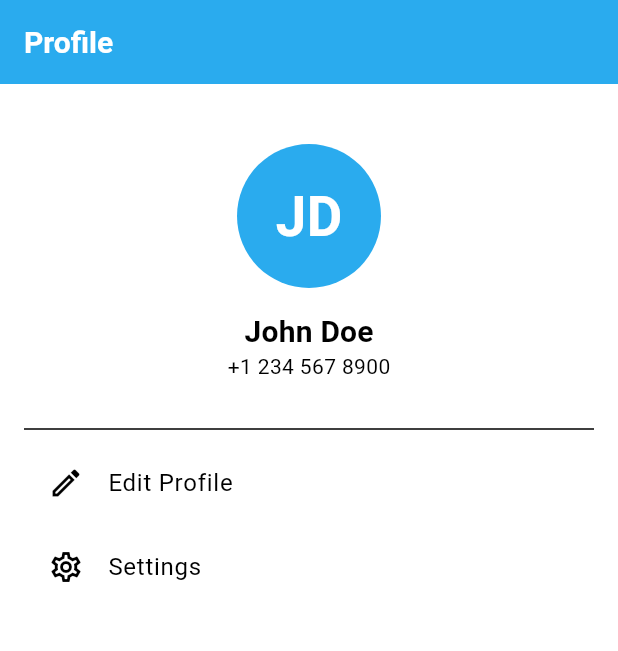
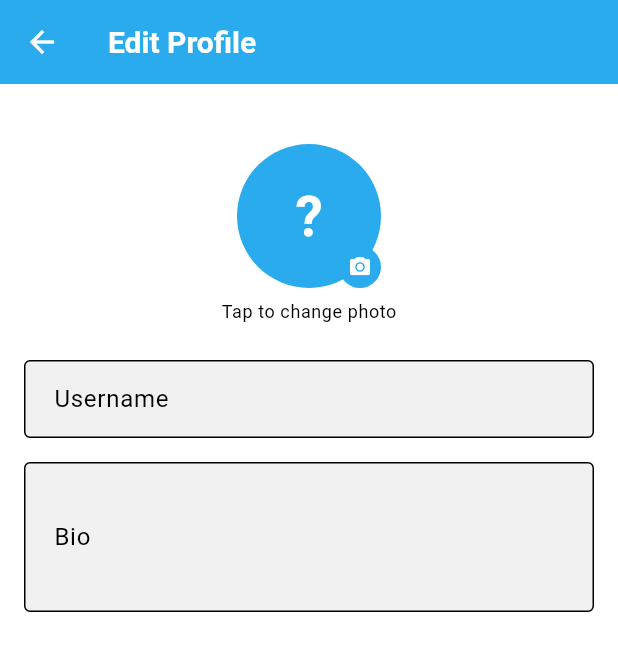
Before and after one commit to javlonovic/telegram, a Flutter app: the ProfileScreen screen opened by its route, after a tap on "Edit Profile", on a phone screen of 412 x 824 dp. Shown: the top 651 px of the screen. Run offline on Flutter 3.47's test engine with Material 3 defaults, Android fonts, the phone set to English and light mode, and no system bars; our stand-ins replace cached_network_image, dio, file_picker, firebase_core, firebase_messaging, flutter_local_notifications and 6 more; accounts and stored records are empty; network calls fail.

Commit message:
settings for profile and settings itself

```diff
--- a/telegram_clone/lib/core/constants/api_constants.dart
+++ b/telegram_clone/lib/core/constants/api_constants.dart
@@ -1,6 +1,6 @@
 abstract class ApiConstants {
-  static const String baseUrl = 'https://telegram-production-8d6d.up.railway.app/api';
-  static const String wsBaseUrl = 'wss://telegram-production-8d6d.up.railway.app';
+  static const String baseUrl = 'https://telegram-production-47a5.up.railway.app/api';
+  static const String wsBaseUrl = 'wss://telegram-production-47a5.up.railway.app';
 
   // Auth
   static const String register = '/auth/register/';
--- a/telegram_clone/lib/core/router/app_router.dart
+++ b/telegram_clone/lib/core/router/app_router.dart
@@ -14,6 +14,7 @@ import '../../features/contacts/presentation/screens/contacts_screen.dart';
 import '../../features/contacts/presentation/screens/search_screen.dart';
 import '../../features/profile/presentation/screens/profile_screen.dart';
 import '../../features/profile/presentation/screens/settings_screen.dart';
+import '../../features/profile/presentation/screens/edit_profile_screen.dart';
 
 const _publicRoutes = {AppRoutes.splash, AppRoutes.login, AppRoutes.register};
 
@@ -140,6 +141,15 @@ GoRouter buildRouter(Ref ref) {
           transitionsBuilder: _slideTransition,
         ),
       ),
+      GoRoute(
+        path: AppRoutes.editProfile,
+        name: 'edit-profile',
+        pageBuilder: (_, state) => CustomTransitionPage(
+          key: state.pageKey,
+          child: const EditProfileScreen(),
+          transitionsBuilder: _slideTransition,
+        ),
+      ),
     ],
     errorBuilder: (_, state) => Scaffold(
       body: Center(child: Text('Route not found: ${state.error}')),
--- a/telegram_clone/lib/core/router/app_routes.dart
+++ b/telegram_clone/lib/core/router/app_routes.dart
@@ -11,4 +11,5 @@ abstract class AppRoutes {
   static const String contacts = '/contacts';
   static const String search = '/search';
   static const String newGroup = '/new-group';
+  static const String editProfile = '/profile/edit';
 }
--- a/telegram_clone/lib/features/auth/data/datasources/auth_remote_datasource.dart
+++ b/telegram_clone/lib/features/auth/data/datasources/auth_remote_datasource.dart
@@ -56,6 +56,24 @@ class AuthRemoteDataSource {
     return UserModel.fromJson(response.data as Map<String, dynamic>);
   }
 
+  Future<UserModel> updateProfile({
+    String? username,
+    String? bio,
+    String? avatarPath,
+  }) async {
+    final data = <String, dynamic>{};
+    if (username != null) data['username'] = username;
+    if (bio != null) data['bio'] = bio;
+    if (avatarPath != null) {
+      data['avatar'] = await MultipartFile.fromFile(avatarPath);
+    }
+    final response = await _dio.patch(
+      ApiConstants.me,
+      data: FormData.fromMap(data),
+    );
+    return UserModel.fromJson(response.data as Map<String, dynamic>);
+  }
+
   Future<void> _saveTokens(Map<String, dynamic> data) async {
     await TokenStorage.instance.saveTokens(
       access: data['access'] as String,
--- a/telegram_clone/lib/features/auth/data/repositories/auth_repository_impl.dart
+++ b/telegram_clone/lib/features/auth/data/repositories/auth_repository_impl.dart
@@ -58,6 +58,24 @@ class AuthRepositoryImpl implements AuthRepository {
   @override
   Future<bool> isAuthenticated() => TokenStorage.instance.hasTokens();
 
+  @override
+  Future<UserEntity> updateProfile({
+    String? username,
+    String? bio,
+    String? avatarPath,
+  }) async {
+    try {
+      final model = await _dataSource.updateProfile(
+        username: username,
+        bio: bio,
+        avatarPath: avatarPath,
+      );
+      return model.toEntity();
+    } on DioException catch (e) {
+      throw _mapError(e);
+    }
+  }
+
   /// Maps Dio errors to readable messages.
   Exception _mapError(DioException e) {
     final data = e.response?.data;
--- a/telegram_clone/lib/features/auth/domain/repositories/auth_repository.dart
+++ b/telegram_clone/lib/features/auth/domain/repositories/auth_repository.dart
@@ -16,4 +16,10 @@ abstract class AuthRepository {
   Future<UserEntity?> getCurrentUser();
 
   Future<bool> isAuthenticated();
+
+  Future<UserEntity> updateProfile({
+    String? username,
+    String? bio,
+    String? avatarPath,
+  });
 }
--- a/telegram_clone/lib/features/chats/data/datasources/chat_remote_datasource.dart
+++ b/telegram_clone/lib/features/chats/data/datasources/chat_remote_datasource.dart
@@ -11,7 +11,10 @@ class ChatRemoteDataSource {
 
   Future<List<ChatModel>> getChats() async {
     final response = await _dio.get(ApiConstants.chats);
-    final results = response.data as List<dynamic>;
+    // Handle both paginated {"results": [...]} and plain list responses
+    final data = response.data;
+    final List<dynamic> results =
+        data is Map ? (data['results'] as List<dynamic>? ?? []) : data as List<dynamic>;
     return results
         .map((e) => ChatModel.fromJson(e as Map<String, dynamic>))
         .toList();
--- /dev/null
+++ b/telegram_clone/lib/features/profile/presentation/screens/edit_profile_screen.dart
@@ -0,0 +1,154 @@
+import 'dart:io';
+import 'package:flutter/material.dart';
+import 'package:flutter_riverpod/flutter_riverpod.dart';
+import 'package:image_picker/image_picker.dart';
+import '../../../../core/constants/app_spacing.dart';
+import '../../../../shared/widgets/app_avatar.dart';
+import '../../../auth/presentation/providers/auth_notifier.dart';
+import '../../../auth/presentation/providers/auth_state.dart';
+
+class EditProfileScreen extends ConsumerStatefulWidget {
+  const EditProfileScreen({super.key});
+
+  @override
+  ConsumerState<EditProfileScreen> createState() => _EditProfileScreenState();
+}
+
+class _EditProfileScreenState extends ConsumerState<EditProfileScreen> {
+  late final TextEditingController _usernameCtrl;
+  late final TextEditingController _bioCtrl;
+  File? _pickedImage;
+  bool _saving = false;
+
+  @override
+  void initState() {
+    super.initState();
+    final user = ref.read(authNotifierProvider).user;
+    _usernameCtrl = TextEditingController(text: user?.username ?? '');
+    _bioCtrl = TextEditingController(text: user?.bio ?? '');
+  }
+
+  @override
+  void dispose() {
+    _usernameCtrl.dispose();
+    _bioCtrl.dispose();
+    super.dispose();
+  }
+
+  Future<void> _pickImage() async {
+    final picker = ImagePicker();
+    final picked = await picker.pickImage(
+      source: ImageSource.gallery,
+      imageQuality: 80,
+      maxWidth: 512,
+    );
+    if (picked != null) {
+      setState(() => _pickedImage = File(picked.path));
+    }
+  }
+
+  Future<void> _save() async {
+    setState(() => _saving = true);
+    await ref.read(authNotifierProvider.notifier).updateProfile(
+          username: _usernameCtrl.text.trim(),
+          bio: _bioCtrl.text.trim(),
+          avatarPath: _pickedImage?.path,
+        );
+    if (!mounted) return;
+    setState(() => _saving = false);
+    final state = ref.read(authNotifierProvider);
+    if (state.status == AuthStatus.authenticated) {
+      Navigator.of(context).pop();
+    } else if (state.errorMessage != null) {
+      ScaffoldMessenger.of(context).showSnackBar(
+        SnackBar(content: Text(state.errorMessage!)),
+      );
+    }
+  }
+
+  @override
+  Widget build(BuildContext context) {
+    final user = ref.watch(authNotifierProvider).user;
+
+    return Scaffold(
+      appBar: AppBar(
+        title: const Text('Edit Profile'),
+        actions: [
+          _saving
+              ? const Padding(
+                  padding: EdgeInsets.all(14),
+                  child: SizedBox(
+                    width: 20,
+                    height: 20,
+                    child: CircularProgressIndicator(strokeWidth: 2),
+                  ),
+                )
+              : TextButton(
+                  onPressed: _save,
+                  child: const Text('Save'),
+                ),
+        ],
+      ),
+      body: SingleChildScrollView(
+        padding: const EdgeInsets.all(AppSpacing.md),
+        child: Column(
+          children: [
+            const SizedBox(height: AppSpacing.lg),
+            GestureDetector(
+              onTap: _pickImage,
+              child: Stack(
+                alignment: Alignment.bottomRight,
+                children: [
+                  _pickedImage != null
+                      ? ClipOval(
+                          child: Image.file(
+                            _pickedImage!,
+                            width: AppSpacing.avatarXl,
+                            height: AppSpacing.avatarXl,
+                            fit: BoxFit.cover,
+                          ),
+                        )
+                      : AppAvatar(
+                          imageUrl: user?.avatarUrl,
+                          name: user?.username,
+                          size: AppSpacing.avatarXl,
+                        ),
+                  Container(
+                    padding: const EdgeInsets.all(6),
+                    decoration: BoxDecoration(
+                      color: Theme.of(context).colorScheme.primary,
+                      shape: BoxShape.circle,
+                    ),
+                    child: const Icon(Icons.camera_alt, size: 16, color: Colors.white),
+                  ),
+                ],
+              ),
+            ),
+            const SizedBox(height: AppSpacing.sm),
+            Text(
+              'Tap to change photo',
+              style: Theme.of(context).textTheme.bodySmall,
+            ),
+            const SizedBox(height: AppSpacing.lg),
+            TextField(
+              controller: _usernameCtrl,
+              decoration: const InputDecoration(
+                labelText: 'Username',
+                border: OutlineInputBorder(),
+              ),
+            ),
+            const SizedBox(height: AppSpacing.md),
+            TextField(
+              controller: _bioCtrl,
+              decoration: const InputDecoration(
+                labelText: 'Bio',
+                border: OutlineInputBorder(),
+              ),
+              maxLines: 3,
+            ),
+          ],
+        ),
+      ),
+    );
+  }
+}
--- a/telegram_clone/lib/features/profile/presentation/screens/profile_screen.dart
+++ b/telegram_clone/lib/features/profile/presentation/screens/profile_screen.dart
@@ -1,13 +1,19 @@
 import 'package:flutter/material.dart';
+import 'package:flutter_riverpod/flutter_riverpod.dart';
+import 'package:go_router/go_router.dart';
 import '../../../../core/constants/app_spacing.dart';
 import '../../../../core/constants/app_strings.dart';
+import '../../../../core/router/app_routes.dart';
 import '../../../../shared/widgets/app_avatar.dart';
+import '../../../auth/presentation/providers/auth_notifier.dart';
 
-class ProfileScreen extends StatelessWidget {
+class ProfileScreen extends ConsumerWidget {
   const ProfileScreen({super.key});
 
   @override
-  Widget build(BuildContext context) {
+  Widget build(BuildContext context, WidgetRef ref) {
+    final user = ref.watch(authNotifierProvider).user;
+
     return Scaffold(
       appBar: AppBar(title: const Text(AppStrings.profile)),
       body: Padding(
@@ -15,24 +21,41 @@ class ProfileScreen extends StatelessWidget {
         child: Column(
           children: [
             const SizedBox(height: AppSpacing.lg),
-            const Center(
-              child: AppAvatar(name: 'John Doe', size: AppSpacing.avatarXl),
+            Center(
+              child: AppAvatar(
+                imageUrl: user?.avatarUrl,
+                name: user?.username,
+                size: AppSpacing.avatarXl,
+              ),
             ),
             const SizedBox(height: AppSpacing.md),
-            Text('John Doe', style: Theme.of(context).textTheme.headlineMedium),
-            Text('+1 234 567 8900',
-                style: Theme.of(context).textTheme.bodyMedium),
+            Text(
+              user?.username ?? '',
+              style: Theme.of(context).textTheme.headlineMedium,
+            ),
+            Text(
+              user?.phone ?? '',
+              style: Theme.of(context).textTheme.bodyMedium,
+            ),
+            if (user?.bio != null && user!.bio.isNotEmpty) ...[
+              const SizedBox(height: AppSpacing.sm),
+              Text(
+                user.bio,
+                style: Theme.of(context).textTheme.bodySmall,
+                textAlign: TextAlign.center,
+              ),
+            ],
             const SizedBox(height: AppSpacing.lg),
             const Divider(),
             ListTile(
               leading: const Icon(Icons.edit_outlined),
               title: const Text('Edit Profile'),
-              onTap: () {},
+              onTap: () => context.push(AppRoutes.editProfile),
             ),
             ListTile(
               leading: const Icon(Icons.settings_outlined),
               title: const Text(AppStrings.settings),
-              onTap: () {},
+              onTap: () => context.push(AppRoutes.settings),
             ),
           ],
         ),
```
Also changed, not shown: telegram_clone/lib/features/auth/presentation/providers/auth_notifier.dart (+21 -2 lines), 1 other file.
